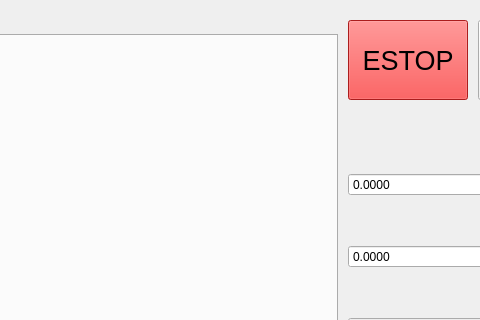
Old version of the form src/dyros_gui.ui in the repository JunhyeokRui/dyros_bolt_gui; both pictures show x 252 to 732 and y 0 to 320 of the 1280 by 720 pixel window.
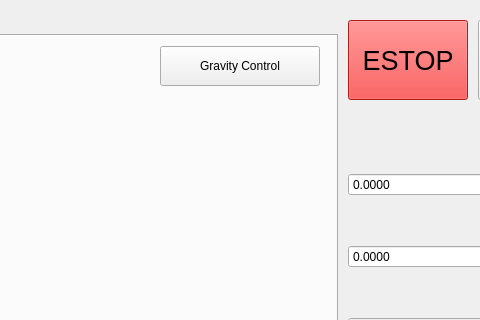
New version of the form. The open tabs and pages were chosen to show the change.

```diff
--- a/src/dyros_gui.ui
+++ b/src/dyros_gui.ui
@@ -495,6 +495,19 @@
       <string>Motor Calibration</string>
      </property>
     </widget>
+    <widget class="QPushButton" name="gravButton">
+     <property name="geometry">
+      <rect>
+       <x>400</x>
+       <y>10</y>
+       <width>160</width>
+       <height>40</height>
+      </rect>
+     </property>
+     <property name="text">
+      <string>Gravity Control</string>
+     </property>
+    </widget>
    </widget>
    <widget class="QWidget" name="tab_2">
     <attribute name="title">
```
Left out of the diff: 4 changed lines with no effect on the pictures.
